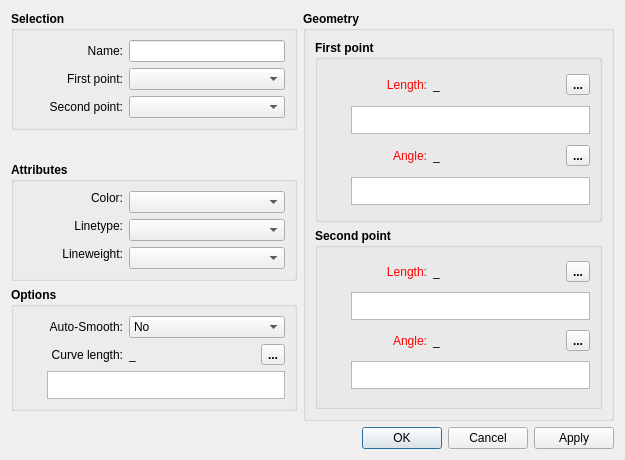
The window that src/libs/vtools/dialogs/tools/dialogspline.ui (FashionFreedom/Seamly2D) describes before a commit, drawn with Qt 5.
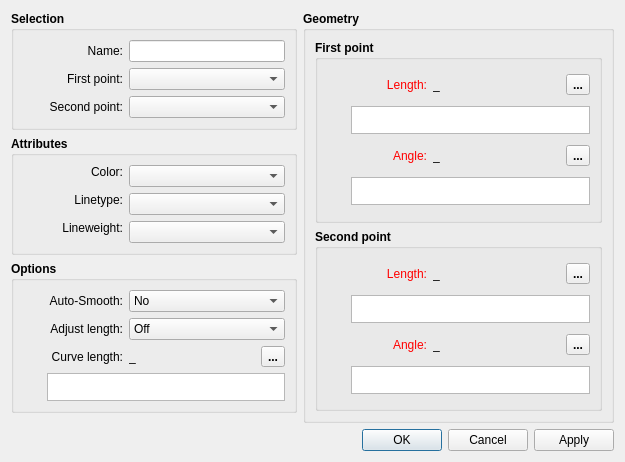
The same window after the commit. Icons and pictures are not drawn. Custom widgets are drawn as their Qt base class.

Commit message: feat: add Adjust Length dropdown and Curve Length defaults to UI

Diff of the .ui file:
```diff
--- a/src/libs/vtools/dialogs/tools/dialogspline.ui
+++ b/src/libs/vtools/dialogs/tools/dialogspline.ui
@@ -476,6 +476,68 @@
             </item>
            </layout>
           </item>
+          <item>
+           <layout class="QHBoxLayout" name="hLayoutLengthMode">
+            <item>
+             <widget class="QLabel" name="labelLengthMode">
+              <property name="minimumSize">
+               <size>
+                <width>100</width>
+                <height>0</height>
+               </size>
+              </property>
+              <property name="font">
+               <font>
+                <pointsize>9</pointsize>
+                <bold>false</bold>
+               </font>
+              </property>
+              <property name="text">
+               <string>Adjust length:</string>
+              </property>
+              <property name="alignment">
+               <set>Qt::AlignRight|Qt::AlignTrailing|Qt::AlignVCenter</set>
+              </property>
+             </widget>
+            </item>
+            <item>
+             <widget class="QComboBox" name="comboBoxLengthMode">
+              <property name="sizePolicy">
+               <sizepolicy hsizetype="Expanding" vsizetype="Fixed">
+                <horstretch>0</horstretch>
+                <verstretch>0</verstretch>
+               </sizepolicy>
+              </property>
+              <property name="font">
+               <font>
+                <pointsize>9</pointsize>
+                <bold>false</bold>
+               </font>
+              </property>
+              <item>
+               <property name="text">
+                <string>Off</string>
+               </property>
+              </item>
+              <item>
+               <property name="text">
+                <string>Start</string>
+               </property>
+              </item>
+              <item>
+               <property name="text">
+                <string>End</string>
+               </property>
+              </item>
+              <item>
+               <property name="text">
+                <string>Both</string>
+               </property>
+              </item>
+             </widget>
+            </item>
+           </layout>
+          </item>
           <item>
            <layout class="QHBoxLayout" name="hLayoutCurveLenLabel">
             <item>
```
The commit also changes 12 other files.
